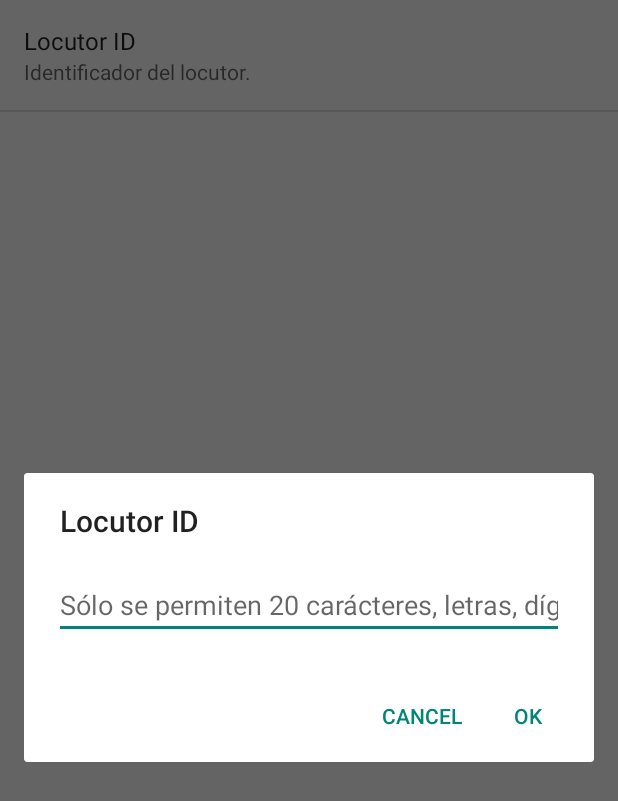
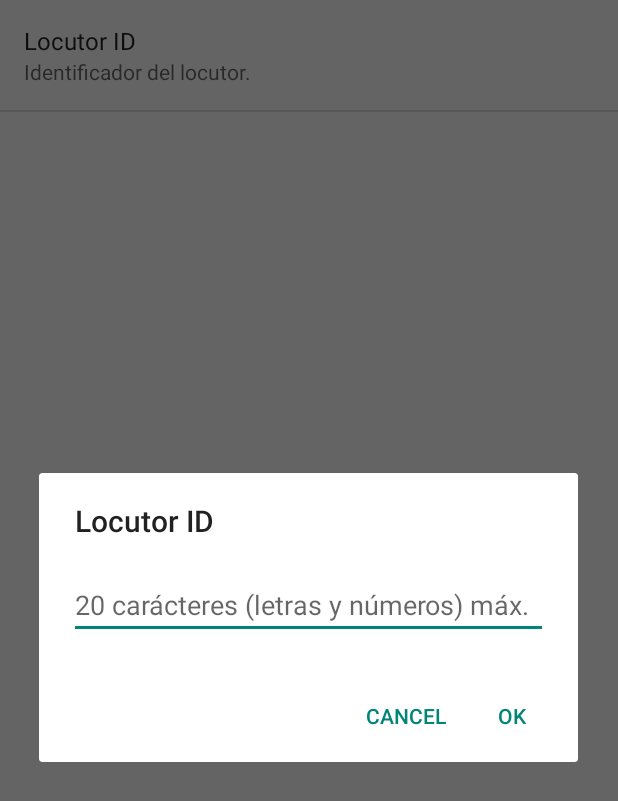
Before and after one commit to egranell/Read4SpeechExperiments, an Android app: the settings screen opened directly, with no data from a screen before it, after a tap on "Locutor ID", on a phone screen of 412 x 824 dp. Shown: the top 801 px of the screen. Run offline under Robolectric (Android 15) with nearby library versions, the phone set to English and light mode, and no system bars.

Commit message:
Pequeñas mejoras

```diff
--- a/app/src/main/res/values/strings.xml
+++ b/app/src/main/res/values/strings.xml
@@ -31,7 +31,7 @@
     <string name="audioPathTitle">Directorio para el audio</string>
     <string name="speakerIDSummary">Identificador del locutor.</string>
     <string name="speakerIDTitle">Locutor ID</string>
-    <string name="speakerIDHint">Sólo se permiten 20 carácteres, letras, dígitos, _ y -"</string>
+    <string name="speakerIDHint">20 carácteres (letras y números) máx."</string>
     <string name="imagesSummary">Muestra las imágenes de las líneas de texto a leer, si están disponibles.</string>
     <string name="imagesTitle">Muestra las imágenes</string>
     <string name="settingsTitle">Configuración general</string>
--- a/app/src/main/res/xml/settings.xml
+++ b/app/src/main/res/xml/settings.xml
@@ -19,9 +19,10 @@
             android:singleLine="true"
             android:summary="@string/speakerIDSummary"
             android:title="@string/speakerIDTitle"
-            android:digits="0,1,2,3,4,5,6,7,8,9,qwertyuiopasdfghjklñçzxcvbnm,_,-"
+            android:maxLength="20"
+            android:digits="0,1,2,3,4,5,6,7,8,9,qwertyuiopasdfghjklñçzxcvbnmQWERTYUIOPASDFGHJKLÑÇZXCVBNMÁÉÍÓÚáéíóú"
             android:hint="@string/speakerIDHint"
-            android:maxLength="20"/>
+            />
 
   <!---        <CheckBoxPreference
               android:defaultValue="false"
```
Also changed, not shown: app/src/main/java/com/aemus/Read4SpeechExperiments/MainActivity.java (+14 -12 lines).
